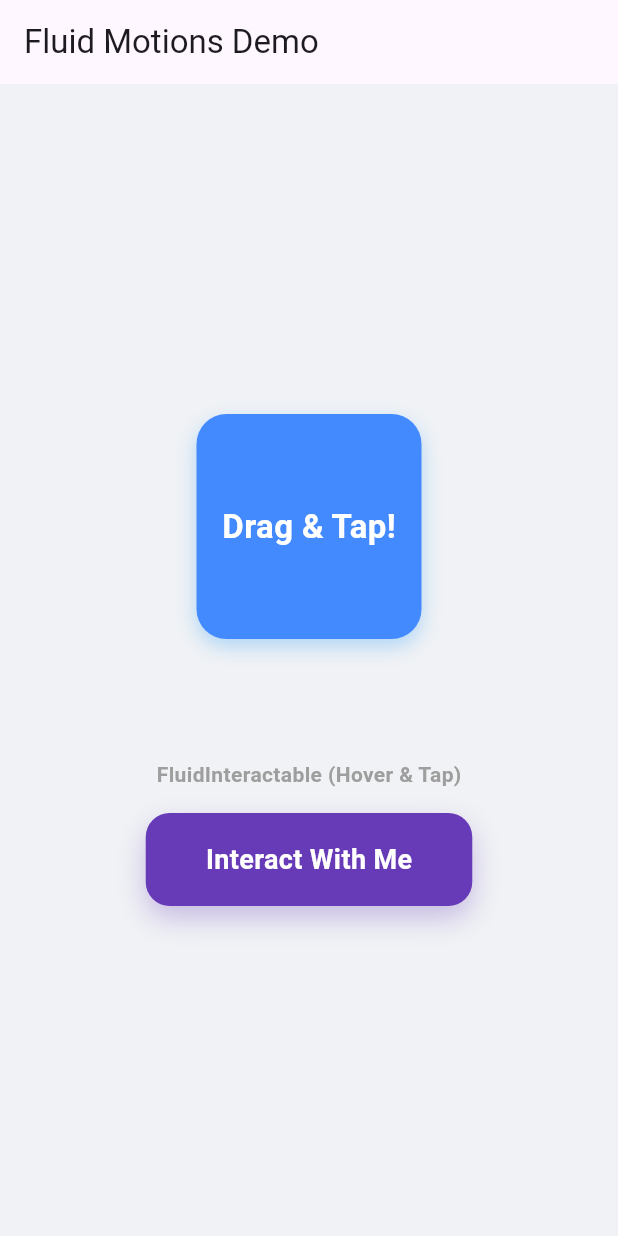
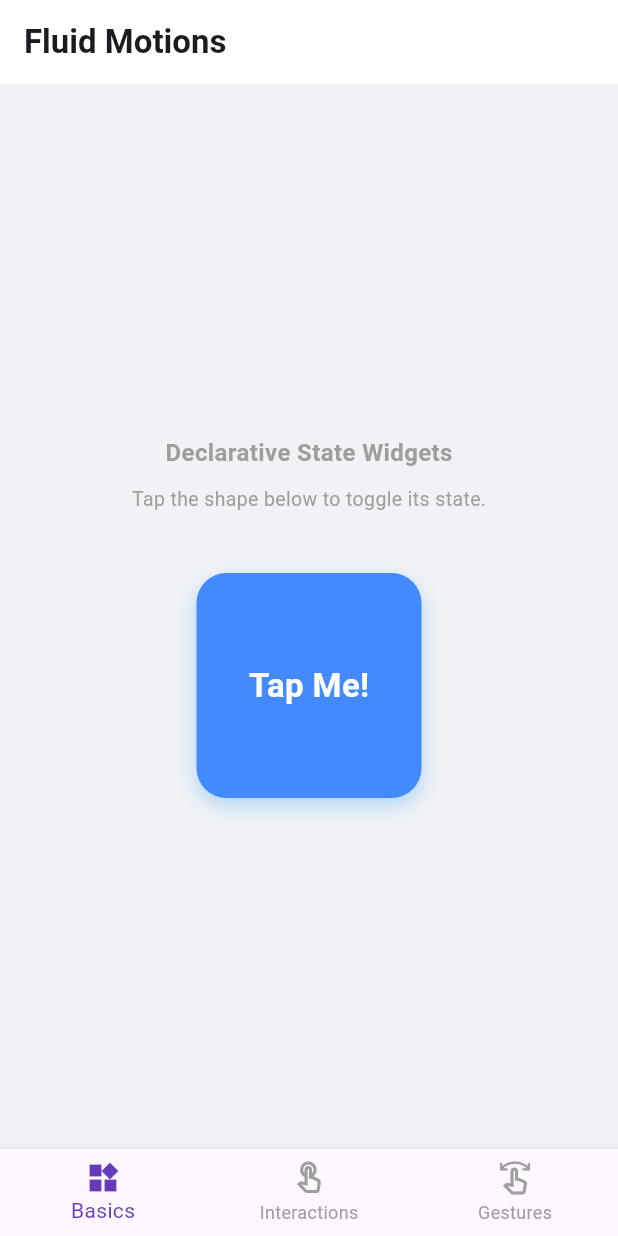
Before and after one commit to DrowLink/fluid_motions, a Flutter app: the screen it shows after launch, on a phone screen of 412 x 824 dp. Run offline on Flutter 3.47's test engine with Material 3 defaults, Android fonts, the phone set to English and light mode, and no system bars.

Commit message:
feat: add FluidExtensions API for declarative animations and implement a comprehensive example application

```diff
--- a/example/lib/main.dart
+++ b/example/lib/main.dart
@@ -1,18 +1,21 @@
-import 'dart:math';
-import 'package:fluid_motions/fluid_motions.dart';
 import 'package:flutter/material.dart';
 
+import 'views/basics_view.dart';
+import 'views/interactions_view.dart';
+import 'views/gestures_view.dart';
+
 void main() {
-  runApp(const MyApp());
+  runApp(const FluidMotionsApp());
 }
 
-class MyApp extends StatelessWidget {
-  const MyApp({super.key});
+class FluidMotionsApp extends StatelessWidget {
+  const FluidMotionsApp({super.key});
 
   @override
   Widget build(BuildContext context) {
     return MaterialApp(
-      title: 'Fluid Motions Example',
+      title: 'Fluid Motions Demo',
+      debugShowCheckedModeBanner: false,
       theme: ThemeData(
         colorScheme: ColorScheme.fromSeed(seedColor: Colors.deepPurple),
         useMaterial3: true,
@@ -30,118 +33,50 @@ class ExamplePage extends StatefulWidget {
 }
 
 class _ExamplePageState extends State<ExamplePage> {
-  bool _isActive = false;
+  int _viewIndex = 0;
+
+  final List<Widget> _views = [
+    const BasicsView(),
+    const InteractionsView(),
+    const GesturesView(),
+  ];
 
   @override
   Widget build(BuildContext context) {
     return Scaffold(
       backgroundColor: const Color(0xFFF0F2F5),
-      appBar: AppBar(title: const Text('Fluid Motions Demo')),
-      body: Center(
-        child: Column(
-          mainAxisAlignment: MainAxisAlignment.center,
-          children: [
-            // 1. Existing Demo: FluidDraggable + FluidTransform + FluidContainer
-            FluidDraggable(
-              returnSpring: FluidSpringConfig.bouncy(),
-              child: GestureDetector(
-                onTap: () {
-                  setState(() {
-                    _isActive = !_isActive;
-                  });
-                },
-                child: FluidTransform(
-                  isActive: _isActive,
-                  springConfig: FluidSpringConfig.bouncy(),
-                  activeScale: 1.2,
-                  inactiveScale: 1.0,
-                  activeRotation: pi / 4,
-                  inactiveRotation: 0.0,
-                  child: FluidContainer(
-                    isActive: _isActive,
-                    springConfig: FluidSpringConfig.bouncy(),
-                    inactiveDecoration: BoxDecoration(
-                      color: Colors.blueAccent,
-                      borderRadius: BorderRadius.circular(20),
-                      boxShadow: [
-                        BoxShadow(
-                          color: Colors.blue.withValues(alpha: 0.3),
-                          blurRadius: 10,
-                          offset: const Offset(0, 5),
-                        ),
-                      ],
-                    ),
-                    activeDecoration: BoxDecoration(
-                      color: Colors.pinkAccent,
-                      borderRadius: BorderRadius.circular(100),
-                      boxShadow: [
-                        BoxShadow(
-                          color: Colors.pink.withValues(alpha: 0.5),
-                          blurRadius: 30,
-                          offset: const Offset(0, 15),
-                        ),
-                      ],
-                    ),
-                    child: const SizedBox(
-                      width: 150,
-                      height: 150,
-                      child: Center(
-                        child: Text(
-                          'Drag & Tap!',
-                          style: TextStyle(
-                            color: Colors.white,
-                            fontWeight: FontWeight.bold,
-                            fontSize: 22,
-                          ),
-                        ),
-                      ),
-                    ),
-                  ),
-                ),
-              ),
-            ),
-
-            const SizedBox(height: 80),
-
-            // 2. New Demo: FluidInteractable
-            const Text(
-              "FluidInteractable (Hover & Tap)",
-              style: TextStyle(color: Colors.grey, fontWeight: FontWeight.w600),
-            ),
-            const SizedBox(height: 16),
-            FluidInteractable(
-              onTap: () {
-                debugPrint("Premium button tapped!");
-              },
-              scaleOnHover: 1.05,
-              scaleOnTap: 0.92,
-              offsetOnHover: const Offset(0, -5), // Se eleva al hacer hover
-              springConfig: FluidSpringConfig.bouncy(),
-              child: Container(
-                padding: const EdgeInsets.symmetric(horizontal: 40, vertical: 18),
-                decoration: BoxDecoration(
-                  color: Colors.deepPurple,
-                  borderRadius: BorderRadius.circular(16),
-                  boxShadow: [
-                    BoxShadow(
-                      color: Colors.deepPurple.withValues(alpha: 0.3),
-                      blurRadius: 15,
-                      offset: const Offset(0, 8),
-                    ),
-                  ],
-                ),
-                child: const Text(
-                  "Interact With Me",
-                  style: TextStyle(
-                    color: Colors.white,
-                    fontSize: 18,
-                    fontWeight: FontWeight.bold,
-                  ),
-                ),
-              ),
-            ),
-          ],
-        ),
+      appBar: AppBar(
+        title: const Text('Fluid Motions', style: TextStyle(fontWeight: FontWeight.bold)),
+        backgroundColor: Colors.white,
+        elevation: 0,
+        scrolledUnderElevation: 0,
+      ),
+      body: AnimatedSwitcher(
+        duration: const Duration(milliseconds: 300),
+        child: _views[_viewIndex],
+      ),
+      bottomNavigationBar: BottomNavigationBar(
+        currentIndex: _viewIndex,
+        selectedItemColor: Colors.deepPurple,
+        unselectedItemColor: Colors.grey,
+        onTap: (index) => setState(() => _viewIndex = index),
+        items: const [
+          BottomNavigationBarItem(
+            icon: Icon(Icons.widgets_outlined),
+            activeIcon: Icon(Icons.widgets),
+            label: 'Basics',
+          ),
+          BottomNavigationBarItem(
+            icon: Icon(Icons.touch_app_outlined),
+            activeIcon: Icon(Icons.touch_app),
+            label: 'Interactions',
+          ),
+          BottomNavigationBarItem(
+            icon: Icon(Icons.swipe_outlined),
+            activeIcon: Icon(Icons.swipe),
+            label: 'Gestures',
+          ),
+        ],
       ),
     );
   }
--- /dev/null
+++ b/example/lib/views/basics_view.dart
@@ -0,0 +1,91 @@
+import 'dart:math';
+import 'package:flutter/material.dart';
+import 'package:fluid_motions/fluid_motions.dart';
+
+class BasicsView extends StatefulWidget {
+  const BasicsView({super.key});
+
+  @override
+  State<BasicsView> createState() => _BasicsViewState();
+}
+
+class _BasicsViewState extends State<BasicsView> {
+  bool _isActive = false;
+
+  @override
+  Widget build(BuildContext context) {
+    return Center(
+      child: Column(
+        mainAxisAlignment: MainAxisAlignment.center,
+        children: [
+          const Text(
+            "Declarative State Widgets",
+            style: TextStyle(color: Colors.grey, fontWeight: FontWeight.w600, fontSize: 16),
+          ),
+          const SizedBox(height: 10),
+          const Text(
+            "Tap the shape below to toggle its state.",
+            style: TextStyle(color: Colors.grey, fontSize: 13),
+          ),
+          const SizedBox(height: 40),
+
+          GestureDetector(
+            onTap: () {
+              setState(() {
+                _isActive = !_isActive;
+              });
+            },
+            child: FluidTransform(
+              isActive: _isActive,
+              springConfig: FluidSpringConfig.bouncy(),
+              activeScale: 1.2,
+              inactiveScale: 1.0,
+              activeRotation: pi / 4,
+              inactiveRotation: 0.0,
+              child: FluidContainer(
+                isActive: _isActive,
+                springConfig: FluidSpringConfig.bouncy(),
+                inactiveDecoration: BoxDecoration(
+                  color: Colors.blueAccent,
+                  borderRadius: BorderRadius.circular(20),
+                  boxShadow: [
+                    BoxShadow(
+                      color: Colors.blue.withValues(alpha: 0.3),
+                      blurRadius: 10,
+                      offset: const Offset(0, 5),
+                    ),
+                  ],
+                ),
+                activeDecoration: BoxDecoration(
+                  color: Colors.pinkAccent,
+                  borderRadius: BorderRadius.circular(100),
+                  boxShadow: [
+                    BoxShadow(
+                      color: Colors.pink.withValues(alpha: 0.5),
+                      blurRadius: 30,
+                      offset: const Offset(0, 15),
+                    ),
+                  ],
+                ),
+                child: const SizedBox(
+                  width: 150,
+                  height: 150,
+                  child: Center(
+                    child: Text(
+                      'Tap Me!',
+                      style: TextStyle(
+                        color: Colors.white,
+                        fontWeight: FontWeight.bold,
+                        fontSize: 22,
+                      ),
+                    ),
+                  ),
+                ),
+              ),
+            ),
+          ),
+        ],
+      ),
+    );
+  }
+}
--- a/lib/fluid_motions.dart
+++ b/lib/fluid_motions.dart
@@ -30,3 +30,4 @@ export 'src/widgets/fluid_draggable.dart';
 export 'src/widgets/fluid_interactable.dart';
 export 'src/core/fluid_spring_config.dart';
 export 'src/widgets/fluid_transform.dart';
+export 'src/extensions/fluid_extensions.dart';
--- a/pubspec.yaml
+++ b/pubspec.yaml
@@ -1,6 +1,6 @@
 name: fluid_motions
 description: A declarative, physics-based fluid animation and gesture package for Flutter, inspired by Framer Motion.
-version: 0.0.3
+version: 0.0.4
 homepage: https://github.com/DrowLink/fluid_motions
 repository: https://github.com/DrowLink/fluid_motions
 
```
Also changed, not shown: example/lib/views/gestures_view.dart (added, +53 -0 lines), example/lib/views/interactions_view.dart (added, +62 -0 lines), lib/src/extensions/fluid_extensions.dart (added, +49 -0 lines), example/pubspec.lock, 3 other files.
